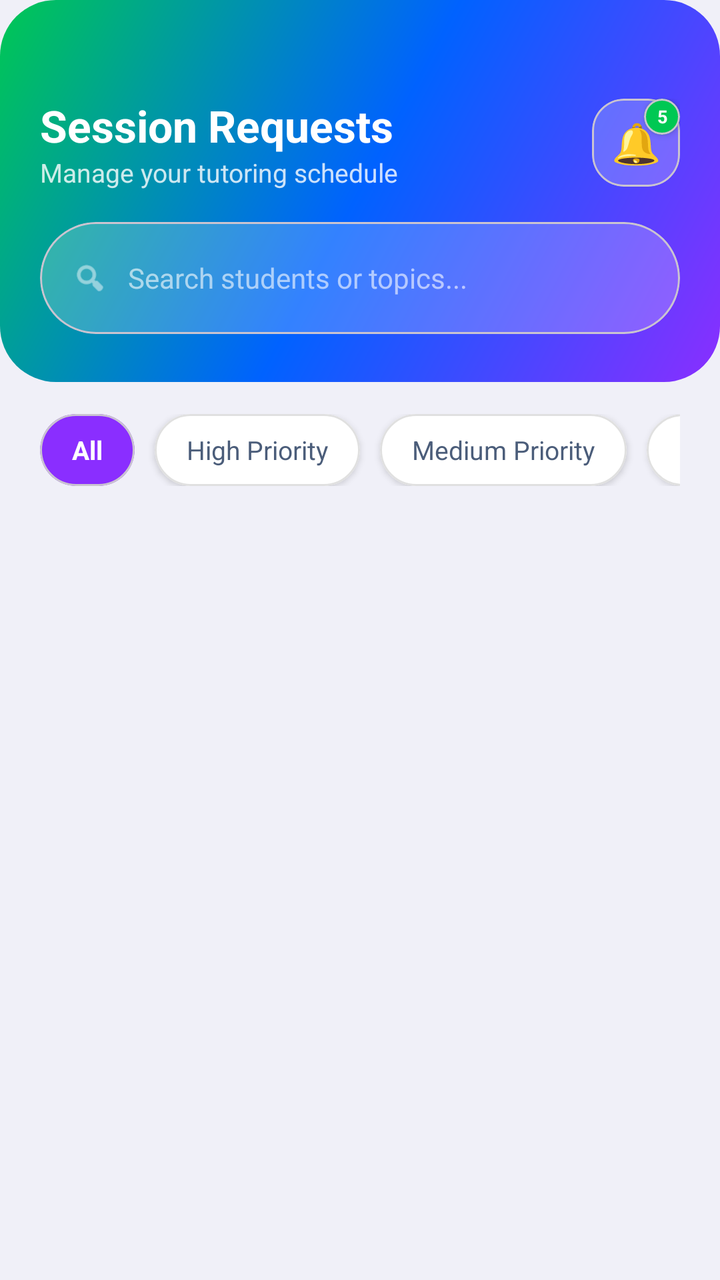
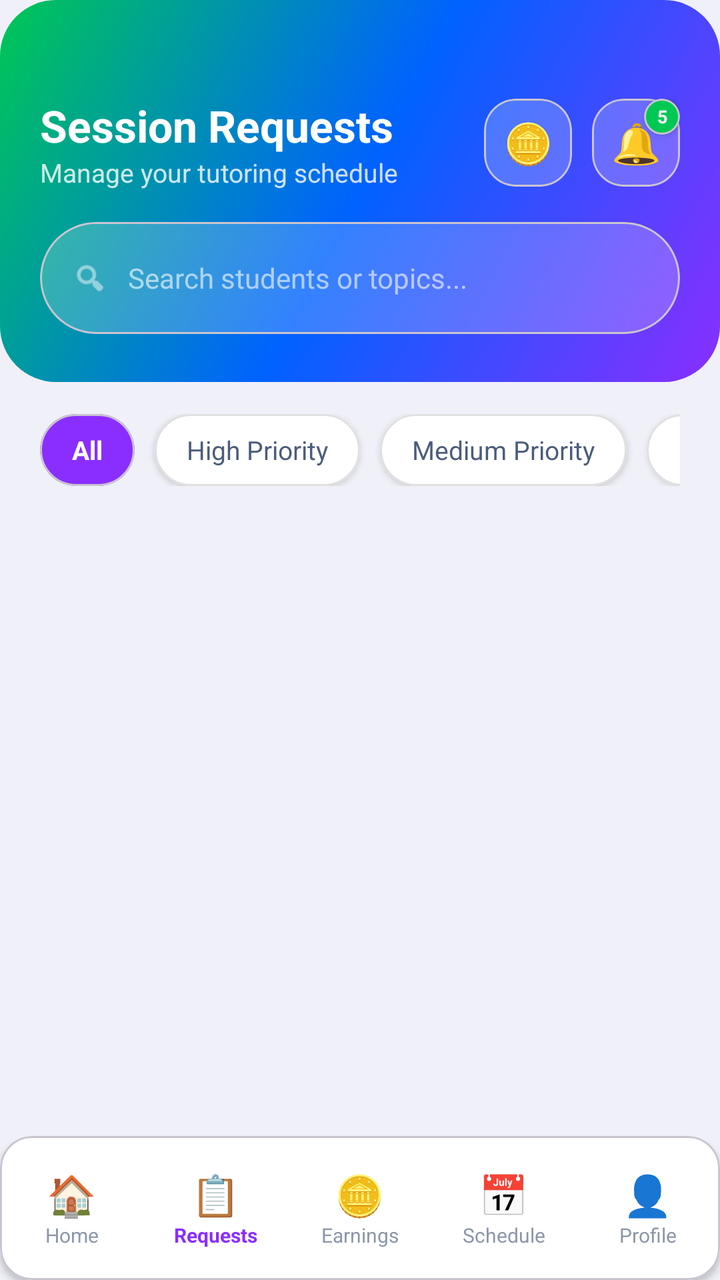

An Android layout rendered at two revisions. The XML below is the earlier revision; the diff shows what the commit changed to produce the second picture.
<!-- AndroidManifest.xml: application theme Theme.PeerTutoringApollo -->
<!-- res/layout/activity_tutor_requests.xml -->
<?xml version="1.0" encoding="utf-8"?>
<LinearLayout xmlns:android="http://schemas.android.com/apk/res/android"
    xmlns:app="http://schemas.android.com/apk/res-auto"
    android:layout_width="match_parent"
    android:layout_height="match_parent"
    android:orientation="vertical"
    android:background="#F0F0F8">

    
    <LinearLayout
        android:layout_width="match_parent"
        android:layout_height="wrap_content"
        android:orientation="vertical"
        android:background="@drawable/bg_button_gradient"
        android:paddingTop="48dp"
        android:paddingBottom="24dp"
        android:paddingHorizontal="20dp">

        
        <LinearLayout
            android:layout_width="match_parent"
            android:layout_height="wrap_content"
            android:orientation="horizontal"
            android:gravity="center_vertical"
            android:layout_marginBottom="16dp">

            <LinearLayout
                android:layout_width="0dp"
                android:layout_height="wrap_content"
                android:layout_weight="1"
                android:orientation="vertical">

                <TextView
                    android:layout_width="wrap_content"
                    android:layout_height="wrap_content"
                    android:text="Session Requests"
                    android:textColor="#FFFFFF"
                    android:textSize="22sp"
                    android:textStyle="bold" />

                <TextView
                    android:layout_width="wrap_content"
                    android:layout_height="wrap_content"
                    android:text="Manage your tutoring schedule"
                    android:textColor="#CCFFFFFF"
                    android:textSize="13sp" />
            </LinearLayout>

            
            <FrameLayout
                android:layout_width="44dp"
                android:layout_height="44dp">

                <com.google.android.material.card.MaterialCardView
                    android:layout_width="44dp"
                    android:layout_height="44dp"
                    app:cardCornerRadius="16dp"
                    app:cardBackgroundColor="#33FFFFFF"
                    app:cardElevation="0dp">
                    <TextView
                        android:layout_width="match_parent"
                        android:layout_height="match_parent"
                        android:gravity="center"
                        android:text="🔔"
                        android:textSize="20sp" />
                </com.google.android.material.card.MaterialCardView>

                
                <com.google.android.material.card.MaterialCardView
                    android:id="@+id/cardNotifBadge"
                    android:layout_width="18dp"
                    android:layout_height="18dp"
                    android:layout_gravity="top|end"
                    app:cardCornerRadius="16dp"
                    app:cardBackgroundColor="#00C853"
                    app:cardElevation="2dp">
                    <TextView
                        android:id="@+id/tvNotifCount"
                        android:layout_width="match_parent"
                        android:layout_height="match_parent"
                        android:gravity="center"
                        android:text="5"
                        android:textColor="#FFFFFF"
                        android:textSize="9sp"
                        android:textStyle="bold" />
                </com.google.android.material.card.MaterialCardView>
            </FrameLayout>
        </LinearLayout>

        
        <com.google.android.material.card.MaterialCardView
            android:layout_width="match_parent"
            android:layout_height="wrap_content"
            app:cardCornerRadius="28dp"
            app:cardBackgroundColor="#33FFFFFF"
            app:cardElevation="0dp">
            <LinearLayout
                android:layout_width="match_parent"
                android:layout_height="wrap_content"
                android:orientation="horizontal"
                android:gravity="center_vertical"
                android:paddingHorizontal="16dp"
                android:paddingVertical="4dp">
                <ImageView
                    android:layout_width="18dp"
                    android:layout_height="18dp"
                    android:src="@android:drawable/ic_menu_search"
                    app:tint="#CCFFFFFF"
                    android:layout_marginEnd="10dp" />
                <EditText
                    android:id="@+id/etSearch"
                    android:layout_width="match_parent"
                    android:layout_height="48dp"
                    android:hint="Search students or topics..."
                    android:textColorHint="#99FFFFFF"
                    android:textColor="#FFFFFF"
                    android:textSize="14sp"
                    android:background="@null"
                    android:inputType="text" />
            </LinearLayout>
        </com.google.android.material.card.MaterialCardView>
    </LinearLayout>

    
    <HorizontalScrollView
        android:layout_width="match_parent"
        android:layout_height="wrap_content"
        android:scrollbars="none"
        android:paddingHorizontal="20dp"
        android:paddingTop="16dp"
        android:paddingBottom="8dp">

        <LinearLayout
            android:layout_width="wrap_content"
            android:layout_height="wrap_content"
            android:orientation="horizontal">

            <com.google.android.material.card.MaterialCardView
                android:id="@+id/chipAll"
                android:layout_width="wrap_content"
                android:layout_height="36dp"
                android:layout_marginEnd="10dp"
                app:cardCornerRadius="18dp"
                app:cardBackgroundColor="#8A2EFF"
                app:cardElevation="0dp">
                <TextView
                    android:layout_width="wrap_content"
                    android:layout_height="match_parent"
                    android:gravity="center"
                    android:paddingHorizontal="16dp"
                    android:text="All"
                    android:textColor="#FFFFFF"
                    android:textSize="13sp"
                    android:textStyle="bold" />
            </com.google.android.material.card.MaterialCardView>

            <com.google.android.material.card.MaterialCardView
                android:id="@+id/chipHighPriority"
                android:layout_width="wrap_content"
                android:layout_height="36dp"
                android:layout_marginEnd="10dp"
                app:cardCornerRadius="18dp"
                app:cardBackgroundColor="#FFFFFF"
                app:cardElevation="2dp"
                app:strokeColor="#E0E0E0"
                app:strokeWidth="1dp">
                <TextView
                    android:layout_width="wrap_content"
                    android:layout_height="match_parent"
                    android:gravity="center"
                    android:paddingHorizontal="16dp"
                    android:text="High Priority"
                    android:textColor="#4B5D7A"
                    android:textSize="13sp" />
            </com.google.android.material.card.MaterialCardView>

            <com.google.android.material.card.MaterialCardView
                android:id="@+id/chipMediumPriority"
                android:layout_width="wrap_content"
                android:layout_height="36dp"
                android:layout_marginEnd="10dp"
                app:cardCornerRadius="18dp"
                app:cardBackgroundColor="#FFFFFF"
                app:cardElevation="2dp"
                app:strokeColor="#E0E0E0"
                app:strokeWidth="1dp">
                <TextView
                    android:layout_width="wrap_content"
                    android:layout_height="match_parent"
                    android:gravity="center"
                    android:paddingHorizontal="16dp"
                    android:text="Medium Priority"
                    android:textColor="#4B5D7A"
                    android:textSize="13sp" />
            </com.google.android.material.card.MaterialCardView>

            <com.google.android.material.card.MaterialCardView
                android:id="@+id/chipLowPriority"
                android:layout_width="wrap_content"
                android:layout_height="36dp"
                app:cardCornerRadius="18dp"
                app:cardBackgroundColor="#FFFFFF"
                app:cardElevation="2dp"
                app:strokeColor="#E0E0E0"
                app:strokeWidth="1dp">
                <TextView
                    android:layout_width="wrap_content"
                    android:layout_height="match_parent"
                    android:gravity="center"
                    android:paddingHorizontal="16dp"
                    android:text="Low Priority"
                    android:textColor="#4B5D7A"
                    android:textSize="13sp" />
            </com.google.android.material.card.MaterialCardView>
        </LinearLayout>
    </HorizontalScrollView>

    
    <ScrollView
        android:layout_width="match_parent"
        android:layout_height="0dp"
        android:layout_weight="1"
        android:fillViewport="true">

        <LinearLayout
            android:id="@+id/layoutRequestList"
            android:layout_width="match_parent"
            android:layout_height="wrap_content"
            android:orientation="vertical"
            android:paddingHorizontal="20dp"
            android:paddingTop="8dp"
            android:paddingBottom="24dp" />
    </ScrollView>

</LinearLayout>
<!-- resources referenced by this layout -->
<resources>
  <!-- drawable bg_button_gradient (drawable) -->
  <?xml version="1.0" encoding="utf-8"?>
  <shape xmlns:android="http://schemas.android.com/apk/res/android">
      <gradient
          android:startColor="#8A2EFF"
          android:centerColor="#0062FF"
          android:endColor="#00C853"
          android:angle="135" />
      <corners android:radius="28dp" />
  </shape>
  <style name="Theme.PeerTutoringApollo" parent="Base.Theme.PeerTutoringApollo" />
  <style name="Base.Theme.PeerTutoringApollo" parent="Theme.Material3.DayNight.NoActionBar">
          
          
      </style>
</resources>

<!-- the commit's change to res/layout/activity_tutor_requests.xml (unified diff, before → after) -->
@@ -47,6 +47,24 @@
             </LinearLayout>
 
             
+            <com.google.android.material.card.MaterialCardView
+                android:id="@+id/btnOpenEarnings"
+                android:layout_width="44dp"
+                android:layout_height="44dp"
+                android:layout_marginEnd="10dp"
+                app:cardCornerRadius="16dp"
+                app:cardBackgroundColor="#33FFFFFF"
+                app:cardElevation="0dp"
+                android:clickable="true"
+                android:focusable="true">
+                <TextView
+                    android:layout_width="match_parent"
+                    android:layout_height="match_parent"
+                    android:gravity="center"
+                    android:text="🪙"
+                    android:textSize="20sp" />
+            </com.google.android.material.card.MaterialCardView>
+
             <FrameLayout
                 android:layout_width="44dp"
                 android:layout_height="44dp">
@@ -232,4 +250,72 @@
             android:paddingBottom="24dp" />
     </ScrollView>
 
+
+    
+    <com.google.android.material.card.MaterialCardView
+        android:layout_width="match_parent"
+        android:layout_height="72dp"
+        app:cardCornerRadius="16dp"
+        app:cardBackgroundColor="#FFFFFF"
+        app:cardElevation="2dp">
+
+        <LinearLayout
+            android:layout_width="match_parent"
+            android:layout_height="match_parent"
+            android:orientation="horizontal">
+
+            <LinearLayout android:id="@+id/navHome"
+                android:layout_width="0dp" android:layout_height="match_parent"
+                android:layout_weight="1" android:orientation="vertical"
+                android:gravity="center" android:clickable="true" android:focusable="true">
+                <TextView android:layout_width="wrap_content" android:layout_height="wrap_content"
+                    android:text="🏠" android:textSize="20sp" android:gravity="center"/>
+                <TextView android:layout_width="wrap_content" android:layout_height="wrap_content"
+                    android:text="Home" android:textSize="10sp" android:textColor="#8B97A8"/>
+            </LinearLayout>
+
+            <LinearLayout android:id="@+id/navRequests"
+                android:layout_width="0dp" android:layout_height="match_parent"
+                android:layout_weight="1" android:orientation="vertical"
+                android:gravity="center" android:clickable="true" android:focusable="true">
+                <TextView android:layout_width="wrap_content" android:layout_height="wrap_content"
+                    android:text="📋" android:textSize="20sp" android:gravity="center"/>
+                <TextView android:layout_width="wrap_content" android:layout_height="wrap_content"
+                    android:text="Requests" android:textSize="10sp" android:textColor="#8A2EFF"
+                    android:textStyle="bold"/>
+            </LinearLayout>
+
+            <LinearLayout android:id="@+id/navEarnings"
+                android:layout_width="0dp" android:layout_height="match_parent"
+                android:layout_weight="1" android:orientation="vertical"
+                android:gravity="center" android:clickable="true" android:focusable="true">
+                <TextView android:layout_width="wrap_content" android:layout_height="wrap_content"
+                    android:text="🪙" android:textSize="20sp" android:gravity="center"/>
+                <TextView android:layout_width="wrap_content" android:layout_height="wrap_content"
+                    android:text="Earnings" android:textSize="10sp" android:textColor="#8B97A8"/>
+            </LinearLayout>
+
+            <LinearLayout android:id="@+id/navAvailability"
+                android:layout_width="0dp" android:layout_height="match_parent"
+                android:layout_weight="1" android:orientation="vertical"
+                android:gravity="center" android:clickable="true" android:focusable="true">
+                <TextView android:layout_width="wrap_content" android:layout_height="wrap_content"
+                    android:text="📅" android:textSize="20sp" android:gravity="center"/>
+                <TextView android:layout_width="wrap_content" android:layout_height="wrap_content"
+                    android:text="Schedule" android:textSize="10sp" android:textColor="#8B97A8"/>
+            </LinearLayout>
+
+            <LinearLayout android:id="@+id/navProfile"
+                android:layout_width="0dp" android:layout_height="match_parent"
+                android:layout_weight="1" android:orientation="vertical"
+                android:gravity="center" android:clickable="true" android:focusable="true">
+                <TextView android:layout_width="wrap_content" android:layout_height="wrap_content"
+                    android:text="👤" android:textSize="20sp" android:gravity="center"/>
+                <TextView android:layout_width="wrap_content" android:layout_height="wrap_content"
+                    android:text="Profile" android:textSize="10sp" android:textColor="#8B97A8"/>
+            </LinearLayout>
+
+        </LinearLayout>
+    </com.google.android.material.card.MaterialCardView>
+
 </LinearLayout>
